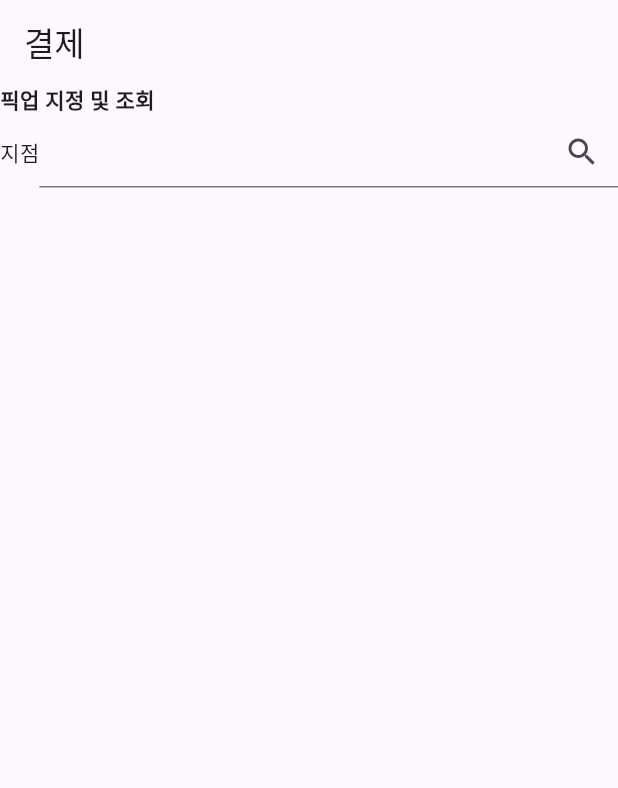
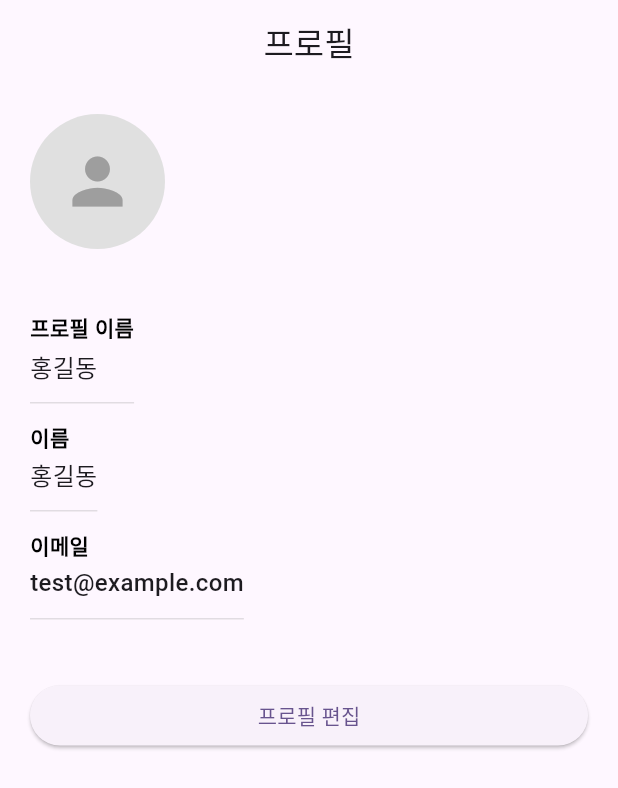
Before and after one commit to who0oami/STEP_TEAM_PROJECT, a Flutter app: the screen it shows after launch, on a phone screen of 412 x 824 dp. Shown: the top 788 px of the screen. Run offline on Flutter 3.47's test engine with Material 3 defaults, Android fonts, the phone set to English and light mode, and no system bars; our stand-ins replace get, image_picker, sqflite; accounts and stored records are empty.

Commit message:
마이페이지 수정중

```diff
--- a/step_app/lib/main.dart
+++ b/step_app/lib/main.dart
@@ -1,7 +1,7 @@
 import 'package:flutter/material.dart';
 import 'package:get/get.dart';
-import 'package:step_app/view/app/home.dart';
-import 'package:step_app/view/app/purchase_page.dart';
+
+import 'package:step_app/view/app/profile_view_page.dart';
 
 void main() {
   runApp(const MyApp());
@@ -15,10 +15,9 @@
     return GetMaterialApp(
       title: 'Flutter Demo',
       theme: ThemeData(
-
         colorScheme: .fromSeed(seedColor: Colors.deepPurple),
       ),
-      home: const PurchasePage(),
+      home: ProfileViewPage(),
     );
   }
 }
--- a/step_app/lib/view/app/profile_view_page.dart
+++ b/step_app/lib/view/app/profile_view_page.dart
@@ -0,0 +1,167 @@
+import 'dart:io';
+import 'package:flutter/material.dart';
+import 'package:step_app/model/customer.dart';
+import 'package:step_app/vm/database_handler_customer.dart';
+import 'edit_profile_page.dart';
+
+class ProfileViewPage extends StatefulWidget {
+  final int? customerId; // ← 로그인 후 전달될 값 (지금은 없어도 실행 가능)
+
+  const ProfileViewPage({super.key, this.customerId});
+
+  @override
+  State<ProfileViewPage> createState() => _ProfileViewPageState();
+}
+
+class _ProfileViewPageState extends State<ProfileViewPage> {
+  late CustomerHandler handler;
+  Customer? _customer;
+  File? profileImage;
+
+  @override
+  void initState() {
+    super.initState();
+    handler = CustomerHandler(); // DB 연결 객체
+    loadCustomer();
+  }
+
+  // ------------------------------
+  // 고객 데이터 로드 (DB or Dummy)
+  // ------------------------------
+  Future<void> loadCustomer() async {
+    if (widget.customerId == null) {
+      // 🎨 화면 디자인 테스트용 더미 데이터
+      _customer = Customer(
+        customer_id: 0,
+        customer_name: "홍길동",
+        customer_phone: "010-1234-5678",
+        customer_pw: "1234",
+        customer_email: "test@example.com",
+        customer_address: "서울 강남구",
+        customer_image: null,
+      );
+      setState(() {});
+      return;
+    }
+
+    // 로그인 연동 후 사용할 DB 조회
+    Customer? data = await handler.getCustomer(widget.customerId!);
+    if (data != null) {
+      setState(() {
+        _customer = data;
+      });
+    }
+  }
+
+  @override
+  Widget build(BuildContext context) {
+    if (_customer == null) {
+      return Scaffold(
+        body: Center(child: CircularProgressIndicator()),
+      );
+    }
+
+    return Scaffold(
+      appBar: AppBar(title: Text("프로필"), centerTitle: true),
+      body: Padding(
+        padding: const EdgeInsets.all(20.0),
+        child: Column(
+          crossAxisAlignment: CrossAxisAlignment.start,
+          children: [
+            // ----------------------------------------
+            // 프로필 이미지 + 왼쪽 위에 배치
+            // ----------------------------------------
+            Row(
+              children: [
+                CircleAvatar(
+                  radius: 45,
+                  backgroundColor: Colors.grey[300],
+                  backgroundImage: profileImage != null
+                      ? FileImage(profileImage!)
+                      : null,
+                  child: profileImage == null
+                      ? Icon(
+                          Icons.person,
+                          size: 50,
+                          color: Colors.grey,
+                        )
+                      : null,
+                ),
+              ],
+            ),
+
+            SizedBox(height: 30),
+
+            // ----------------------------------------
+            // 프로필 정보 텍스트 영역
+            // ----------------------------------------
+            buildInfoRow("프로필 이름", _customer!.customer_name),
+            buildInfoRow("이름", _customer!.customer_name),
+            buildInfoRow("이메일", _customer!.customer_email),
+
+            SizedBox(height: 40),
+
+            // ----------------------------------------
+            // 프로필 편집 버튼
+            // ----------------------------------------
+            SizedBox(
+              width: double.infinity,
+              child: ElevatedButton(
+                onPressed: () {
+                  Navigator.push(
+                    context,
+                    MaterialPageRoute(
+                      builder: (_) =>
+                          EditProfilePage(customer: _customer!),
+                    ),
+                  ).then((value) => loadCustomer()); // 수정 후 새로고침
+                },
+                child: Text("프로필 편집"),
+              ),
+            ),
+          ],
+        ),
+      ),
+    );
+  }
+
+  // ------------------------------
+  // 표시용 Row
+  // ------------------------------
+  Widget buildInfoRow(String title, String value) {
+    return Container(
+      padding: EdgeInsets.symmetric(vertical: 12),
+      decoration: BoxDecoration(
+        border: Border(
+          bottom: BorderSide(
+            color: Colors.grey.withValues(alpha: 0.3),
+            width: 1,
+          ),
+        ),
+      ),
+      child: Column(
+        crossAxisAlignment: CrossAxisAlignment.start,
+        children: [
+          // 제목
+          Text(
+            title,
+            style: TextStyle(
+              fontSize: 14,
+              fontWeight: FontWeight.w600,
+              color: Colors.black,
+            ),
+          ),
+          SizedBox(height: 4),
+          // 값
+          Text(
+            value,
+            style: TextStyle(
+              fontSize: 16,
+              fontWeight: FontWeight.w500,
+            ),
+          ),
+        ],
+      ),
+    );
+  }
+}
```
Also changed, not shown: step_app/lib/model/customer.dart (+31 -13 lines), step_app/lib/view/app/edit_profile_page.dart (+222 -0 lines), step_app/lib/view/app/login_page.dart (+20 -7 lines), step_app/lib/vm/database_handler_customer.dart (+31 -23 lines).
